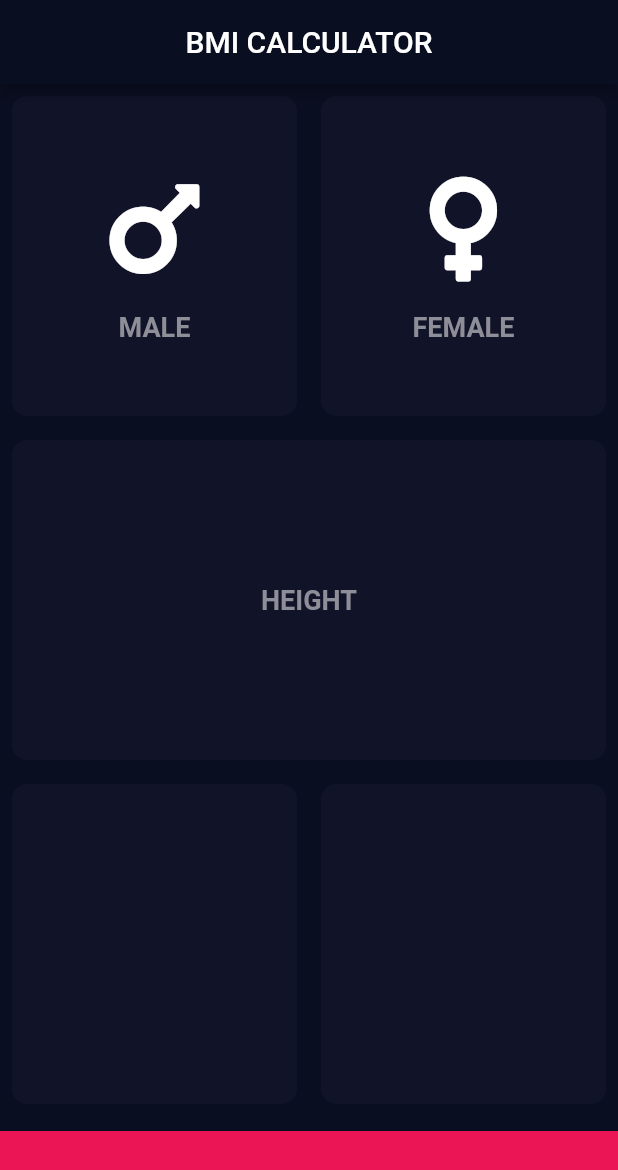
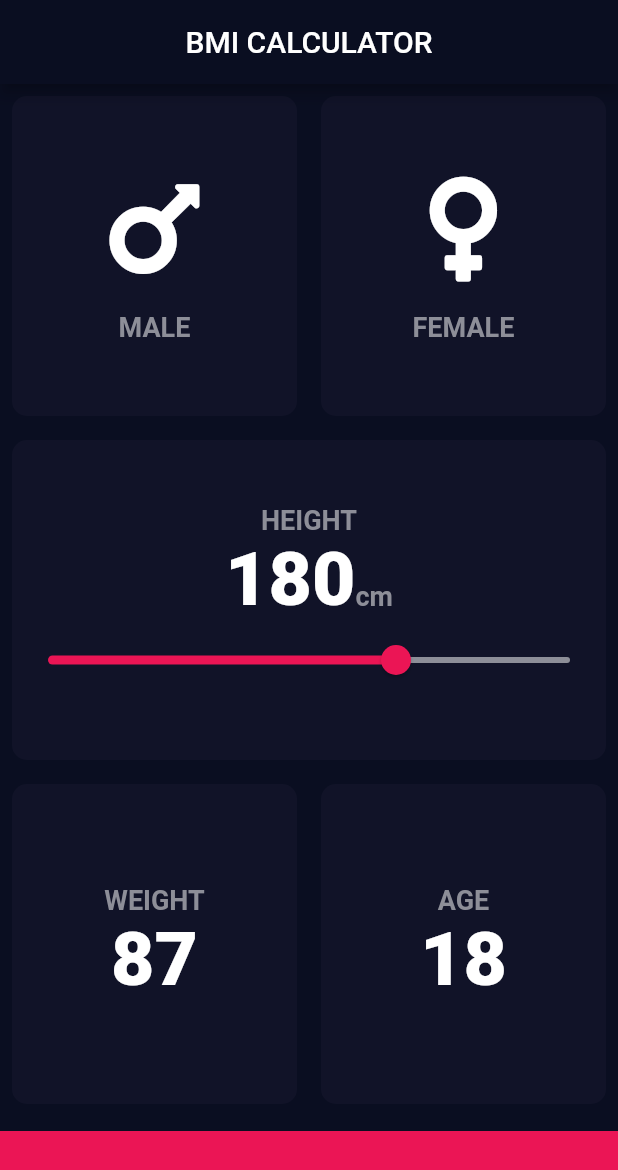
Before and after one commit to Tirth88663/bmi-calculator, a Flutter app: the screen it shows after launch, on a phone screen of 412 x 824 dp. Shown: the top 1170 px of the screen. Run offline on Flutter 3.47's test engine with Material 2 defaults, Android fonts, the phone set to English and light mode, and no system bars; our stand-ins replace font_awesome_flutter.

```diff
--- a/lib/constants.dart
+++ b/lib/constants.dart
@@ -10,3 +10,8 @@ const kCardTextStyle = TextStyle(
   fontWeight: FontWeight.bold,
   color: Color(0xFF8D8E98),
 );
+
+const kNumberTextStyle = TextStyle(
+  fontSize: 50.0,
+  fontWeight: FontWeight.w900,
+);
--- a/lib/input_page.dart
+++ b/lib/input_page.dart
@@ -17,6 +17,7 @@ class InputPage extends StatefulWidget {
 
 class _InputPageState extends State<InputPage> {
   Gender SelectedGender;
+  int height = 180;
   @override
   Widget build(BuildContext context) {
     return SafeArea(
@@ -78,7 +79,34 @@ class _InputPageState extends State<InputPage> {
                     Text(
                       "HEIGHT",
                       style: kCardTextStyle,
-                    )
+                    ),
+                    Row(
+                      mainAxisAlignment: MainAxisAlignment.center,
+                      crossAxisAlignment: CrossAxisAlignment.baseline,
+                      textBaseline: TextBaseline.alphabetic,
+                      children: <Widget>[
+                        Text(
+                          height.toString(),
+                          style: kNumberTextStyle,
+                        ),
+                        Text(
+                          "cm",
+                          style: kCardTextStyle,
+                        ),
+                      ],
+                    ),
+                    Slider(
+                      value: height.toDouble(),
+                      min: 120,
+                      max: 210,
+                      activeColor: Color(0xFFEB1555),
+                      inactiveColor: Color(0xFF8D8E98),
+                      onChanged: (double newValue) {
+                        setState(() {
+                          height = newValue.round();
+                        });
+                      },
+                    ),
                   ],
                 ),
               ),
@@ -90,11 +118,37 @@ class _InputPageState extends State<InputPage> {
                   Expanded(
                     child: MyCard(
                       colour: kInactiveCardColor,
+                      cardChild: Column(
+                        mainAxisAlignment: MainAxisAlignment.center,
+                        children: <Widget>[
+                          Text(
+                            "WEIGHT",
+                            style: kCardTextStyle,
+                          ),
+                          Text(
+                            "87",
+                            style: kNumberTextStyle,
+                          ),
+                        ],
+                      ),
                     ),
                   ),
                   Expanded(
                     child: MyCard(
                       colour: kInactiveCardColor,
+                      cardChild: Column(
+                        mainAxisAlignment: MainAxisAlignment.center,
+                        children: <Widget>[
+                          Text(
+                            "AGE",
+                            style: kCardTextStyle,
+                          ),
+                          Text(
+                            "18",
+                            style: kNumberTextStyle,
+                          ),
+                        ],
+                      ),
                     ),
                   ),
                 ],
```
